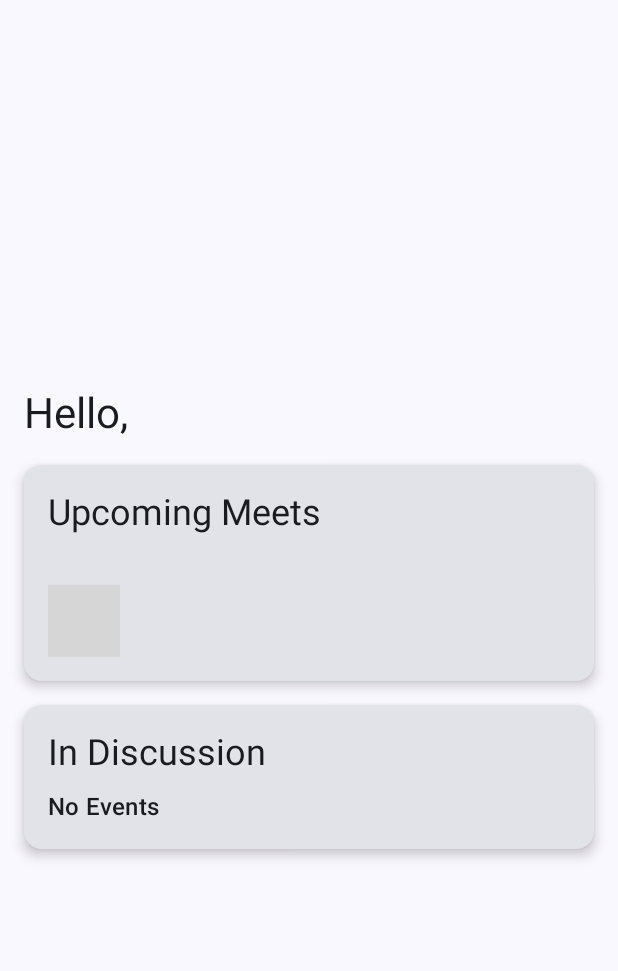
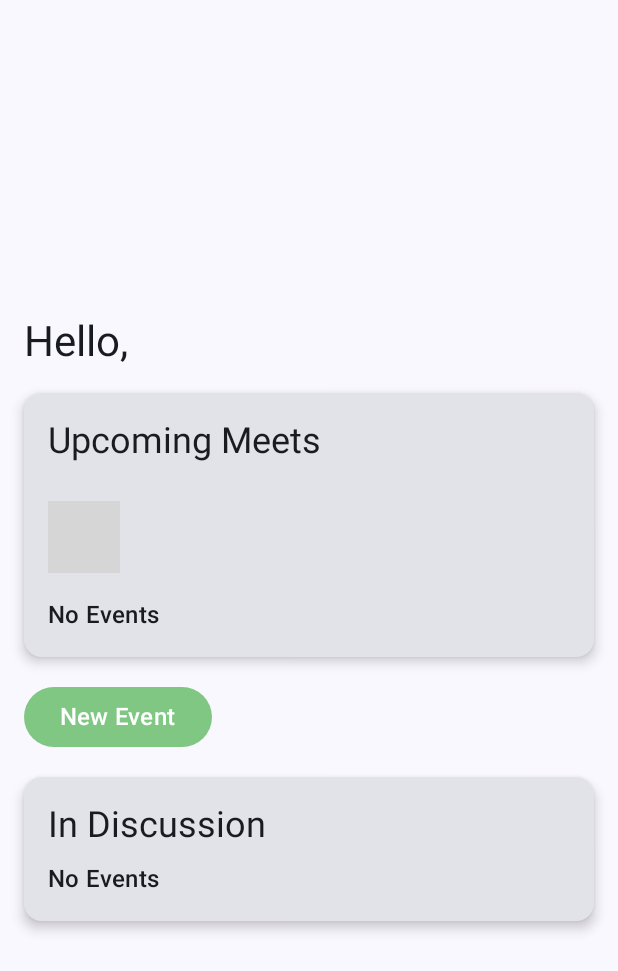
Before and after one commit to lanjingli/Time2Gather, an Android app built with Jetpack Compose: the screen it shows after launch (MainActivity), after a tap on "Login", on a phone screen of 412 x 824 dp. Shown: the top 971 px of the screen. Run offline under Robolectric (Android 15) with nearby library versions, the phone set to English and light mode, and no system bars; libraries missing offline, so code that uses them is left out: com.kizitonwose.calendar; 1 statement that could not run was skipped; grey boxes are pictures that could not be loaded.

Commit message:
Dummy Event Creation

```diff
--- a/app/build.gradle
+++ b/app/build.gradle
@@ -65,7 +65,7 @@ dependencies {
     implementation "androidx.navigation:navigation-compose:2.5.3"
     implementation 'androidx.navigation:navigation-runtime-ktx:2.6.0'
     implementation 'com.kizitonwose.calendar:compose:2.3.0'
-    coreLibraryDesugaring 'com.android.tools:desugar_jdk_libs:1.1.5'
+    coreLibraryDesugaring 'com.android.tools:desugar_jdk_libs:2.0.3'
     testImplementation 'junit:junit:4.13.2'
     androidTestImplementation 'androidx.test.ext:junit:1.1.3'
     androidTestImplementation 'androidx.test.espresso:espresso-core:3.4.0'
--- a/app/src/main/java/com/example/ece_452_project/data/DashUiState.kt
+++ b/app/src/main/java/com/example/ece_452_project/data/DashUiState.kt
@@ -1,5 +1,7 @@
 package com.example.ece_452_project.data
 
 data class DashUiState (
-    val user: User = User()
+    val user: User = User(),
+    val selectedFriends: List<User> = listOf<User>(),
+    val selectedEvent: Event = Event(shared = true)
 )
--- a/app/src/main/java/com/example/ece_452_project/data/DummyData.kt
+++ b/app/src/main/java/com/example/ece_452_project/data/DummyData.kt
@@ -7,14 +7,14 @@ data class DummyPlace (
     val options: List<String> = listOf<String>()
 )
 object DummyData {
-    val users = listOf<User>(
+    var users = mutableListOf<User>(
         User(
             username = "alpha",
             password = "pass",
             name = "Alice",
             email = "a@mail.com",
             dietary = listOf("Halal"),
-            schedule = listOf(
+            schedule = mutableListOf(
                 Event(
                 start = LocalDateTime.of(2023, 6, 26, 8, 30),
                 end = LocalDateTime.of(2023, 6, 26, 16, 30)
@@ -39,7 +39,7 @@ object DummyData {
             name = "Bob",
             email = "b@mail.com",
             dietary = listOf<String>(),
-            schedule = listOf(
+            schedule = mutableListOf(
                 Event(
                     start = LocalDateTime.of(2023, 6, 29, 7, 30),
                     end = LocalDateTime.of(2023, 6, 29, 10, 30)
@@ -56,7 +56,7 @@ object DummyData {
             name = "Charlie",
             email = "c@mail.com",
             dietary = listOf<String>("Vegetarian"),
-            schedule = listOf(
+            schedule = mutableListOf(
                 Event(
                     start = LocalDateTime.of(2023, 6, 27, 15, 0),
                     end = LocalDateTime.of(2023, 6, 27, 17, 30)
@@ -73,13 +73,15 @@ object DummyData {
             name = "Dahlia",
             email = "d@mail.com",
             dietary = listOf<String>(""),
-            schedule = listOf(
+            schedule = mutableListOf(
                 Event(
+                    name = "FYDP Brainstorming",
                     start = LocalDateTime.of(2023, 7, 1, 15, 0),
                     end = LocalDateTime.of(2023, 7, 1, 17, 30),
                     shared = true
                 ),
                 Event(
+                    name = "Ice Cream Meet",
                     start = LocalDateTime.of(2023, 7, 5, 15, 30),
                     end = LocalDateTime.of(2023, 7, 5, 16, 0),
                     shared = true
@@ -94,24 +96,18 @@ object DummyData {
             options = listOf("Vegetarian", "Halal")
         ),
         DummyPlace(
-            name = "Cafe 101",
-            options = listOf("Vegan")
-        ),
-        DummyPlace(
-            name = "Robinson's BBQ",
-            options = listOf("Halal")
-        ),
-        DummyPlace(
             name = "WackDonald's",
-            options = listOf("Gluten-Free", "Vegetarian")
-        ),
-        DummyPlace(
-            name = "Stan's Meat Shack",
-            options = listOf("Halal")
+            options = listOf("Gluten-Free", "Vegetarian", "Halal")
         ),
         DummyPlace(
             name = "Freshburg",
             options = listOf("Vegetarian", "Halal", "Kosher")
         )
     )
+
+    val times = listOf<LocalDateTime>(
+        LocalDateTime.of(2023, 6, 28, 18, 0),
+        LocalDateTime.of(2023, 6, 30, 19, 0),
+        LocalDateTime.of(2023, 7, 2, 15, 0)
+    )
 }
--- a/app/src/main/java/com/example/ece_452_project/data/Event.kt
+++ b/app/src/main/java/com/example/ece_452_project/data/Event.kt
@@ -6,8 +6,8 @@ import java.util.Date
 
 data class Event (
     val name: String = "",
-    val start: LocalDateTime = LocalDateTime.MIN,
-    val end: LocalDateTime = LocalDateTime.MIN,
-    val location: String = "",
+    var start: LocalDateTime = LocalDateTime.MIN,
+    var end: LocalDateTime = LocalDateTime.MIN,
+    var location: String = "",
     val shared: Boolean = false
 )
--- a/app/src/main/java/com/example/ece_452_project/data/User.kt
+++ b/app/src/main/java/com/example/ece_452_project/data/User.kt
@@ -6,5 +6,5 @@ data class User (
     val name: String = "",
     val email: String = "",
     val dietary: List<String> = listOf<String>(),
-    val schedule: List<Event> = listOf<Event>()
+    var schedule: MutableList<Event> = mutableListOf<Event>()
 )
--- a/app/src/main/java/com/example/ece_452_project/ui/DashboardScreen.kt
+++ b/app/src/main/java/com/example/ece_452_project/ui/DashboardScreen.kt
@@ -8,6 +8,8 @@ import androidx.compose.foundation.layout.fillMaxWidth
 import androidx.compose.foundation.layout.height
 import androidx.compose.foundation.layout.padding
 import androidx.compose.foundation.layout.wrapContentHeight
+import androidx.compose.material3.Button
+import androidx.compose.material3.ButtonDefaults
 import androidx.compose.material3.Card
 import androidx.compose.material3.CardDefaults
 import androidx.compose.material3.ExperimentalMaterial3Api
@@ -17,18 +19,22 @@ import androidx.compose.runtime.Composable
 import androidx.compose.ui.Alignment
 import androidx.compose.ui.Modifier
 import androidx.compose.ui.res.stringResource
+import androidx.compose.ui.text.style.TextAlign
 import androidx.compose.ui.tooling.preview.Preview
 import androidx.compose.ui.unit.dp
+import androidx.compose.ui.unit.sp
 import com.example.ece_452_project.R
 import com.example.ece_452_project.data.DummyPlace
 import com.example.ece_452_project.data.User
+import com.example.ece_452_project.ui.components.CalendarHeader
 import com.example.ece_452_project.ui.components.Day
-import com.example.ece_452_project.ui.components.DaysOfWeekTitle
+import com.example.ece_452_project.ui.theme.SolidGreen
 import com.kizitonwose.calendar.compose.HorizontalCalendar
 import com.kizitonwose.calendar.compose.rememberCalendarState
 import com.kizitonwose.calendar.core.daysOfWeek
 import com.kizitonwose.calendar.core.firstDayOfWeekFromLocale
 import java.time.YearMonth
+import java.time.format.DateTimeFormatter
 
 /**
  * Composable for the dashboard
@@ -37,7 +43,8 @@ import java.time.YearMonth
 @Composable
 fun DashboardScreen(
     modifier: Modifier = Modifier,
-    user: User = User()
+    user: User = User(),
+    onNewEventButtonClicked: () -> Unit
 ) {
     Column(
         modifier = modifier,
@@ -56,23 +63,58 @@ fun DashboardScreen(
             elevation = CardDefaults.cardElevation(defaultElevation = 5.dp)
         ) {
             Text(
-                modifier = Modifier.padding(16.dp),
+                modifier = Modifier.padding(top = 16.dp, start = 16.dp),
                 text = stringResource(R.string.upcoming_meets),
                 style = MaterialTheme.typography.headlineSmall
             )
+            Spacer(modifier = Modifier.height(8.dp))
+            val sharedEvents = user.schedule.filter {it.shared}
+            val sharedDates = sharedEvents.map {it.start.toLocalDate()}
             HorizontalCalendar(
                 modifier = Modifier.padding(16.dp),
                 state = rememberCalendarState(
                     startMonth = YearMonth.now().minusMonths(12),
                     endMonth = YearMonth.now().plusMonths(12),
-                    firstVisibleMonth = YearMonth.now(),
+                    firstVisibleMonth = YearMonth.now().plusMonths(1), /*TODO: Undo this after demo*/
                     firstDayOfWeek = firstDayOfWeekFromLocale()
                 ),
-                dayContent = { Day(it) },
+                dayContent = {day ->
+                    Day(day, isSelected = (day.date in sharedDates)) },
                 monthHeader = {month ->
-                    val daysOfWeek = month.weekDays.first().map { it.date.dayOfWeek }
-                    DaysOfWeekTitle(daysOfWeek = daysOfWeek)
+                    CalendarHeader(month = month)
                 }
+            )
+            sharedEvents.forEach{event->
+                Button(
+                    modifier = Modifier.fillMaxWidth(),
+                    onClick = {},
+                    colors = ButtonDefaults.buttonColors(containerColor = SolidGreen)
+                ){
+                    Text(
+                        text = event.name + " - " + event.start.format(DateTimeFormatter.ofPattern("dd-MMMM-yyyy")),
+                        fontSize = 16.sp,
+                        textAlign = TextAlign.Left
+                    )
+                }
+            }
+            if (sharedEvents.isEmpty()){
+                Text(
+                    modifier = Modifier.padding(start = 16.dp, bottom = 16.dp),
+                    text = stringResource(R.string.no_events),
+                    style = MaterialTheme.typography.titleMedium
+                )
+            }
+        }
+        Spacer(modifier = Modifier.height(16.dp))
+        Button(
+            modifier = Modifier,
+            onClick = onNewEventButtonClicked,
+            colors = ButtonDefaults.buttonColors(containerColor = SolidGreen)
+        ){
+            Text(
+                text = stringResource(R.string.new_event),
+                fontSize = 16.sp,
+                textAlign = TextAlign.Left
             )
         }
         Spacer(modifier = Modifier.height(16.dp))
@@ -102,5 +144,7 @@ fun DashboardScreen(
 fun DashboardPreview(){
     DashboardScreen(modifier = Modifier
         .fillMaxSize()
-        .padding(16.dp))
+        .padding(16.dp),
+        onNewEventButtonClicked = {}
+    )
 }
--- a/app/src/main/java/com/example/ece_452_project/ui/theme/Color.kt
+++ b/app/src/main/java/com/example/ece_452_project/ui/theme/Color.kt
@@ -9,3 +9,5 @@ val Pink80 = Color(0xFFEFB8C8)
 val Purple40 = Color(0xFF6650a4)
 val PurpleGrey40 = Color(0xFF625b71)
 val Pink40 = Color(0xFF7D5260)
+
+val SolidGreen = Color(0xFF81C784)
```
Also changed, not shown: app/src/main/java/com/example/ece_452_project/DashNavGraph.kt (+81 -2 lines), app/src/main/java/com/example/ece_452_project/ui/DashViewModel.kt (+24 -0 lines), app/src/main/java/com/example/ece_452_project/ui/EventInfoScreen.kt (added, +78 -0 lines), app/src/main/java/com/example/ece_452_project/ui/ListSelectScreen.kt (added, +111 -0 lines), app/src/main/java/com/example/ece_452_project/ui/components/CalendarComponents.kt (+22 -3 lines), app/src/main/res/values/strings.xml (+7 -0 lines).
